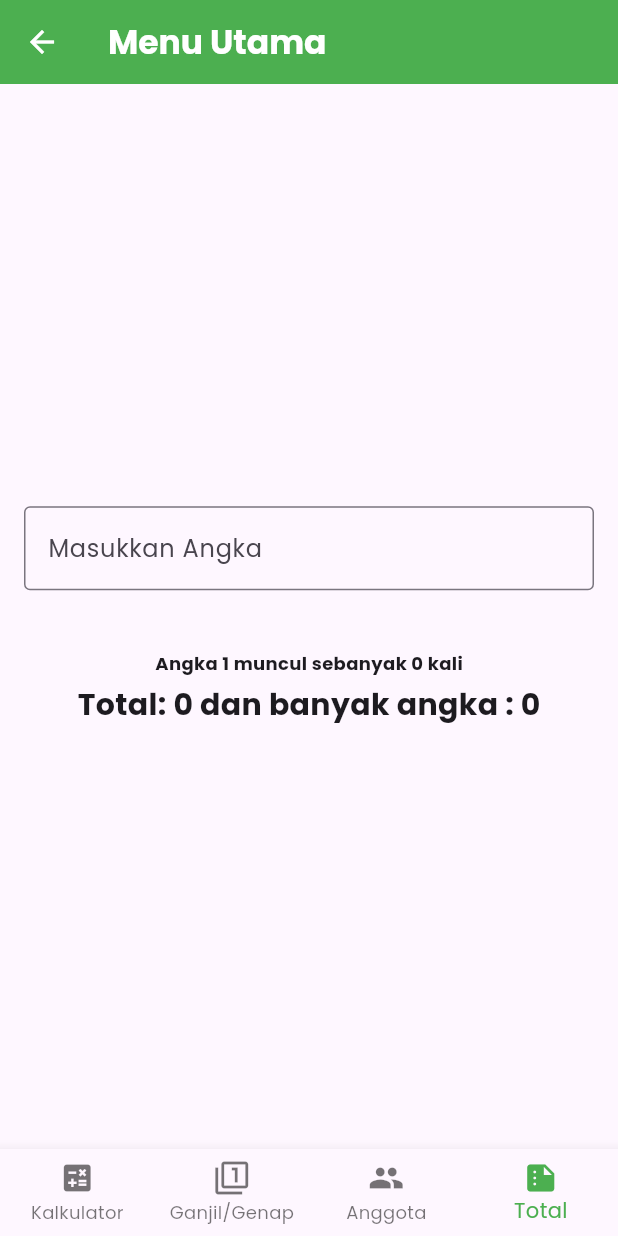
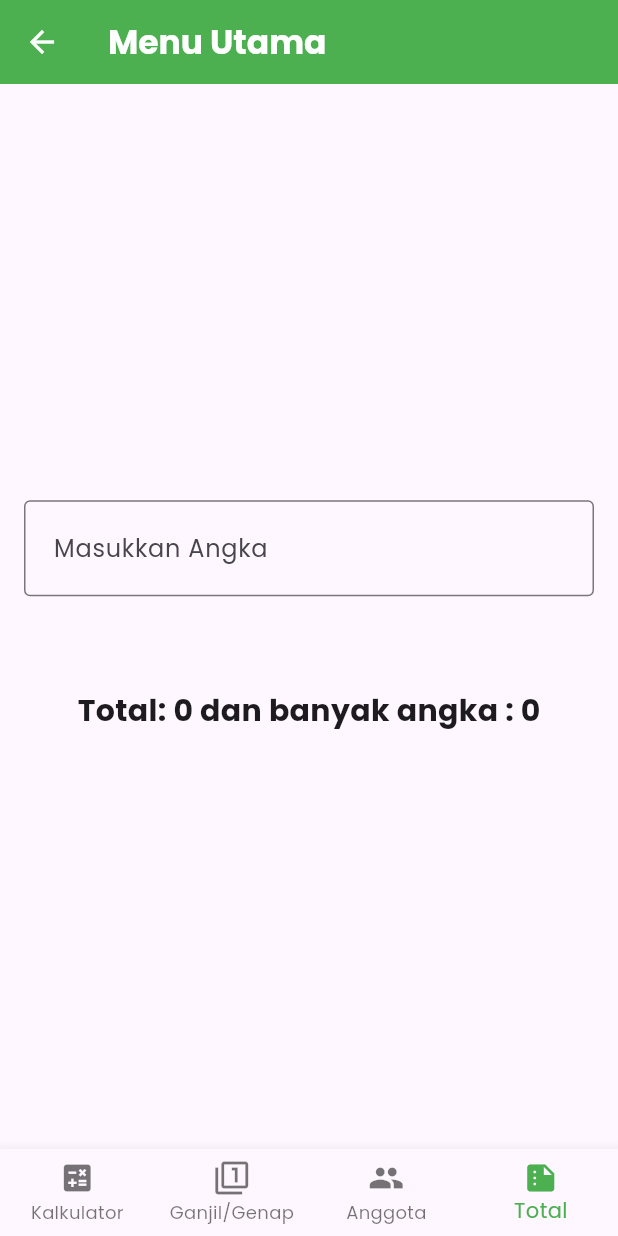
Before and after one commit to uchihamadara37/Mancing_Sikk_App, a Flutter app: the MenuPage screen opened directly, item 4 of the bottom bar chosen, on a phone screen of 412 x 824 dp. Run offline on Flutter 3.47's test engine with Material 3 defaults, Android fonts, the light colour scheme and no system bars.

Commit message:
minor interface "total" menu

```diff
--- a/lib/page/menu_page.dart
+++ b/lib/page/menu_page.dart
@@ -380,7 +380,7 @@ class SumCalculatorPage extends StatefulWidget {
 class _SumCalculatorPageState extends State<SumCalculatorPage> {
   final TextEditingController numberController = TextEditingController();
   String _result = "Total: 0 dan banyak angka : 0";
-  String _sumSomeChar = "Angka 1 muncul sebanyak 0 kali";
+  String _sumSomeChar = "";
 
   @override
   void dispose() {
@@ -421,10 +421,15 @@ class _SumCalculatorPageState extends State<SumCalculatorPage> {
           TextField(
             controller: numberController,
             keyboardType: TextInputType.number,
+            textAlign: TextAlign.center,
             decoration: InputDecoration(
               labelText: "Masukkan Angka",
               border: OutlineInputBorder(),
               hintText: "Contoh: 12345",
+              contentPadding: EdgeInsets.symmetric(
+                  vertical: 20.0,
+                  horizontal: 16.0
+              ),
             ),
             onChanged: (value) {
               _calculateSum();
```
